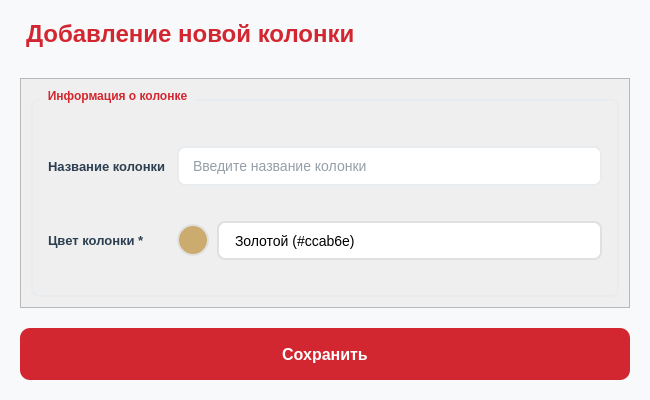
Qt form ui/settings/columns/column_dialog.ui (lerakaplich/TaskPlanner2) before a commit.
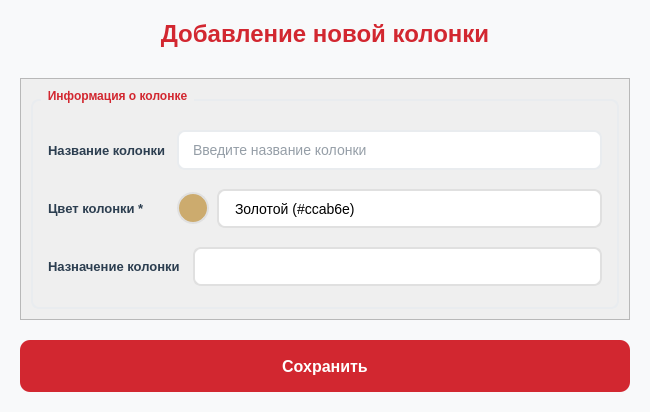
The same form after that commit. Icons and pictures are not drawn.

Commit message: назначение колонки

Diff of the .ui file:
```diff
--- a/ui/settings/columns/column_dialog.ui
+++ b/ui/settings/columns/column_dialog.ui
@@ -7,7 +7,7 @@
     <x>0</x>
     <y>0</y>
     <width>650</width>
-    <height>400</height>
+    <height>412</height>
    </rect>
   </property>
   <property name="minimumSize">
@@ -237,6 +237,9 @@
      <property name="text">
       <string>Добавление новой колонки</string>
      </property>
+     <property name="alignment">
+      <set>Qt::AlignmentFlag::AlignCenter</set>
+     </property>
     </widget>
    </item>
    <item>
@@ -250,7 +253,7 @@
         <x>0</x>
         <y>0</y>
         <width>608</width>
-        <height>227</height>
+        <height>236</height>
        </rect>
       </property>
       <layout class="QVBoxLayout" name="verticalLayoutScroll">
@@ -398,7 +401,10 @@
                  </string>
                 </property>
                 <property name="frameShape">
-                 <enum>QFrame::NoFrame</enum>
+                 <enum>QFrame::Shape::StyledPanel</enum>
+                </property>
+                <property name="frameShadow">
+                 <enum>QFrame::Shadow::Raised</enum>
                 </property>
                </widget>
               </item>
@@ -449,6 +455,61 @@
             </item>
            </layout>
           </item>
+          <item>
+           <layout class="QHBoxLayout" name="horizontalLayoutColor_2">
+            <property name="spacing">
+             <number>10</number>
+            </property>
+            <item>
+             <widget class="QLabel" name="labelAssigment">
+              <property name="sizePolicy">
+               <sizepolicy hsizetype="Minimum" vsizetype="Preferred">
+                <horstretch>0</horstretch>
+                <verstretch>0</verstretch>
+               </sizepolicy>
+              </property>
+              <property name="minimumSize">
+               <size>
+                <width>119</width>
+                <height>0</height>
+               </size>
+              </property>
+              <property name="maximumSize">
+               <size>
+                <width>135</width>
+                <height>50</height>
+               </size>
+              </property>
+              <property name="text">
+               <string>Назначение колонки *</string>
+              </property>
+              <property name="required" stdset="0">
+               <bool>true</bool>
+              </property>
+             </widget>
+            </item>
+            <item>
+             <layout class="QHBoxLayout" name="colorSelectionLayout_2">
+              <property name="spacing">
+               <number>8</number>
+              </property>
+              <item>
+               <widget class="QComboBox" name="comboBoxAssigment">
+                <property name="minimumSize">
+                 <size>
+                  <width>200</width>
+                  <height>39</height>
+                 </size>
+                </property>
+                <property name="currentIndex">
+                 <number>-1</number>
+                </property>
+               </widget>
+              </item>
+             </layout>
+            </item>
+           </layout>
+          </item>
          </layout>
         </widget>
        </item>
```
The commit also changes 8 other files.
